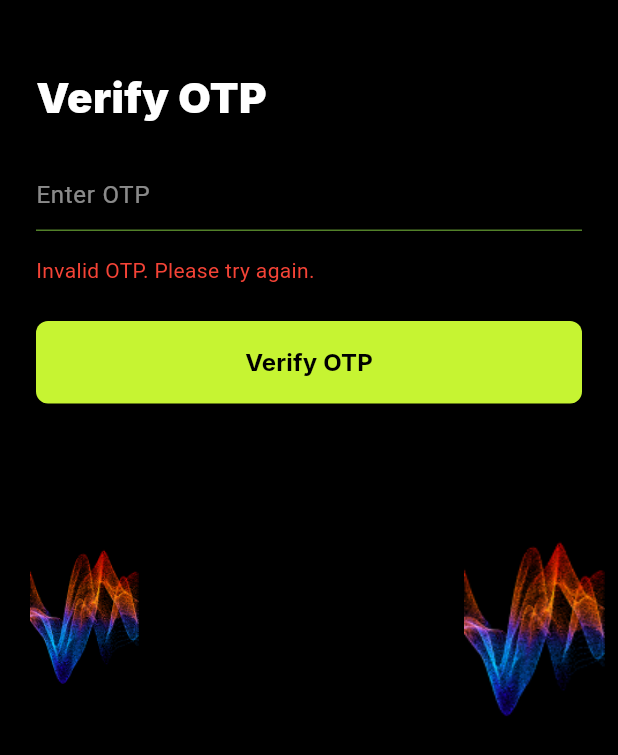
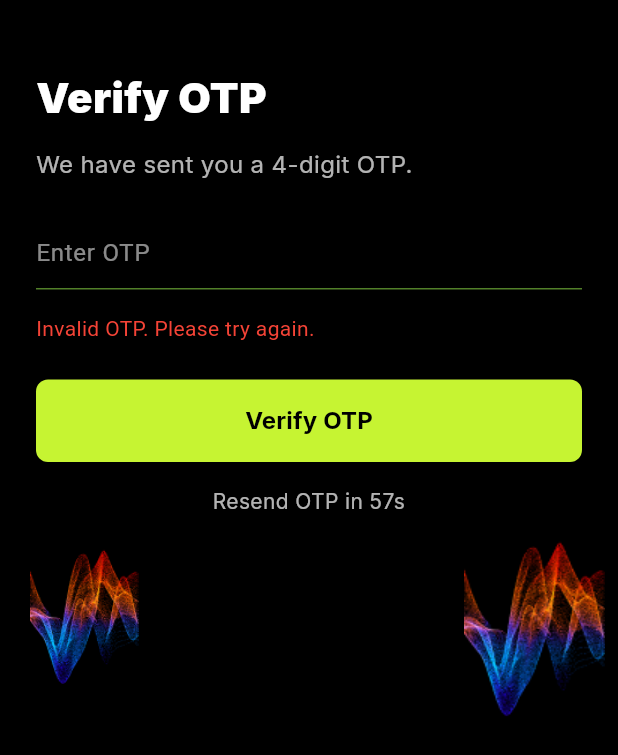
Before and after one commit to faridrazza/frontapp, a Flutter app: the VerifyOtpScreen screen opened directly with empty values, after a tap on "Verify OTP", on a phone screen of 412 x 824 dp. Shown: the top 755 px of the screen. Run offline on Flutter 3.47's test engine with Material 3 defaults, Android fonts, the phone set to English and light mode, and no system bars; our stand-ins replace google_fonts, intl_phone_number_input.

Commit message:
verify otp screen

```diff
--- a/lib/features/auth/presentation/screens/verify_otp_screen.dart
+++ b/lib/features/auth/presentation/screens/verify_otp_screen.dart
@@ -1,6 +1,6 @@
 import 'package:flutter/material.dart';
 import 'package:google_fonts/google_fonts.dart';
-// Import other necessary widgets and services
+import 'dart:async';
 
 class VerifyOtpScreen extends StatefulWidget {
   final String phoneNumber;
@@ -20,6 +20,8 @@ class _VerifyOtpScreenState extends State<VerifyOtpScreen> {
   final TextEditingController _otpController = TextEditingController();
   final ValueNotifier<bool> _isKeyboardVisible = ValueNotifier<bool>(false);
   String _errorMessage = '';
+  int _timerSeconds = 60;
+  Timer? _timer;
 
   @override
   void initState() {
@@ -28,17 +30,30 @@ class _VerifyOtpScreenState extends State<VerifyOtpScreen> {
       final keyboardHeight = MediaQuery.of(context).viewInsets.bottom;
       _isKeyboardVisible.value = keyboardHeight > 0;
     });
+    _startTimer();
   }
 
   @override
   void dispose() {
     _otpController.dispose();
+    _timer?.cancel();
     super.dispose();
+  }
+
+  void _startTimer() {
+    _timer = Timer.periodic(Duration(seconds: 1), (timer) {
+      setState(() {
+        if (_timerSeconds > 0) {
+          _timerSeconds--;
+        } else {
+          _timer?.cancel();
+        }
+      });
+    });
   }
 
   void _verifyOtp() {
     // Implement OTP verification logic here
-    // For now, let's just set an error message if the OTP is invalid
     setState(() {
       if (_otpController.text != '1234') { // Replace with actual OTP validation
         _errorMessage = 'Invalid OTP. Please try again.';
@@ -47,6 +62,15 @@ class _VerifyOtpScreenState extends State<VerifyOtpScreen> {
         // Navigate to the next screen or perform necessary action
       }
     });
+  }
+
+  void _resendOtp() {
+    // Implement OTP resend logic here
+    setState(() {
+      _timerSeconds = 60;
+      _errorMessage = '';
+    });
+    _startTimer();
   }
 
   @override
@@ -89,6 +113,14 @@ class _VerifyOtpScreenState extends State<VerifyOtpScreen> {
                         );
                       },
                     ),
+                    const SizedBox(height: 16),
+                    Text(
+                      'We have sent you a 4-digit OTP.',
+                      style: GoogleFonts.inter(
+                        fontSize: 16,
+                        color: Colors.white70,
+                      ),
+                    ),
                     const SizedBox(height: 24),
                     TextField(
                       controller: _otpController,
@@ -127,6 +159,28 @@ class _VerifyOtpScreenState extends State<VerifyOtpScreen> {
                         ),
                       ),
                     ),
+                    const SizedBox(height: 16),
+                    if (_timerSeconds > 0)
+                      Text(
+                        'Resend OTP in ${_timerSeconds}s',
+                        style: GoogleFonts.inter(
+                          color: Colors.white70,
+                          fontSize: 14,
+                        ),
+                        textAlign: TextAlign.center,
+                      )
+                    else
+                      TextButton(
+                        onPressed: _resendOtp,
+                        child: Text(
+                          'Resend OTP',
+                          style: GoogleFonts.inter(
+                            color: const Color(0xFFC6F432),
+                            fontSize: 14,
+                            fontWeight: FontWeight.bold,
+                          ),
+                        ),
+                      ),
                   ],
                 ),
               ),
```
